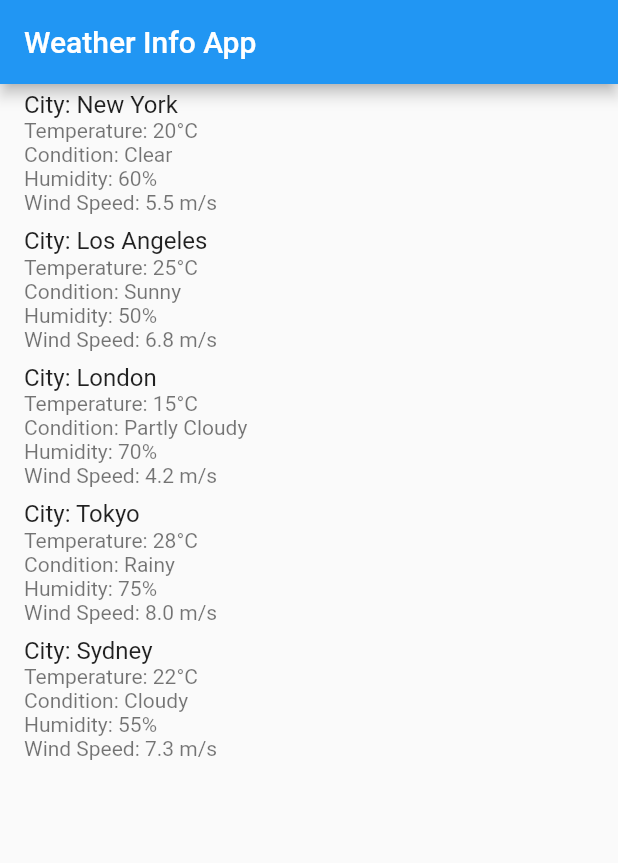
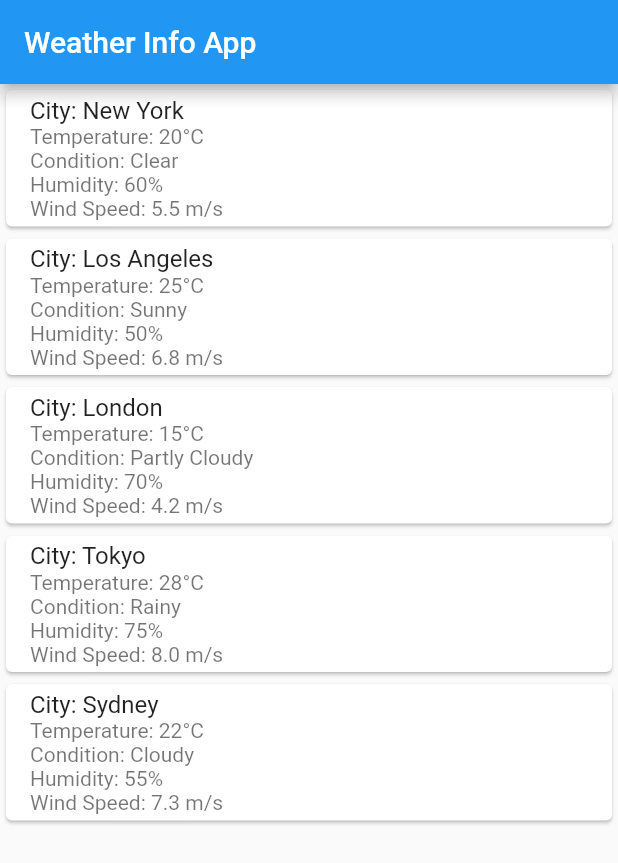
Before and after one commit to KamranHussen71/module_11_livetest, a Flutter app: the screen it shows after launch, on a phone screen of 412 x 824 dp. Shown: the top 863 px of the screen. Run offline on Flutter 3.47's test engine with Material 2 defaults, Android fonts, the phone set to English and light mode, and no system bars.

Commit message:
Update main.dart

```diff
--- a/lib/main.dart
+++ b/lib/main.dart
@@ -90,7 +90,9 @@ class MyApp extends StatelessWidget {
            itemCount: weatherData.length,
            itemBuilder: (context, index) {
              WeatherInfo weatherInfo = weatherData[index];
-            return ListTile(
+             return Card(
+               elevation: 1, // Set the elevation for the shadow effect
+               child: ListTile(
                  title: Text('City: ${weatherInfo.city}'),
                  subtitle: Column(
                    crossAxisAlignment: CrossAxisAlignment.start,
@@ -101,6 +103,7 @@ class MyApp extends StatelessWidget {
                      Text('Wind Speed: ${weatherInfo.windSpeed} m/s'),
                    ],
                  ),
+               ),
              );
            },
          ),
```
Lines whose indentation alone changed are shown as unchanged.
